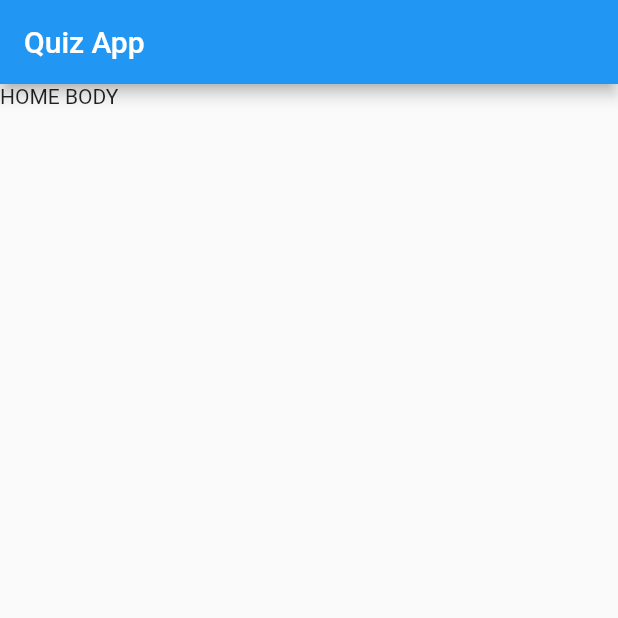
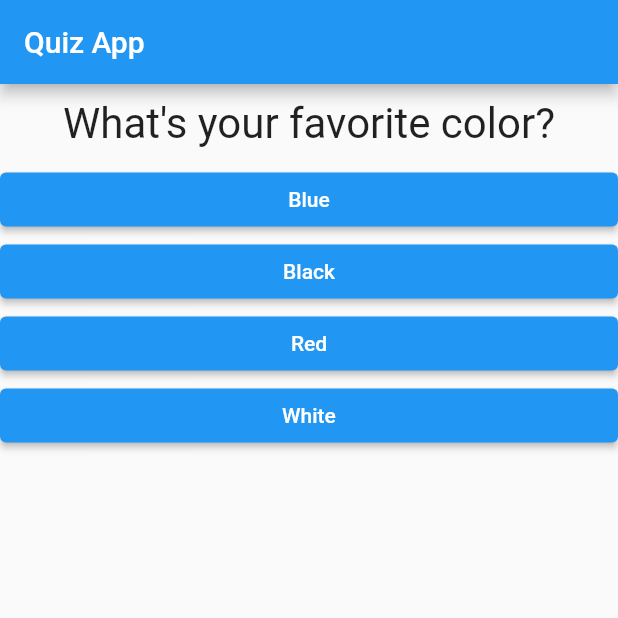
Before and after one commit to PratikJH153/QuizApp, a Flutter app: the screen it shows after launch, on a phone screen of 412 x 824 dp, the top half of it. Run offline on Flutter 3.47's test engine with Material 2 defaults, Android fonts, the phone set to English and light mode, and no system bars.

Commit message:
Updated and added new files

```diff
--- /dev/null
+++ b/lib/answer.dart
@@ -0,0 +1,23 @@
+import 'package:flutter/material.dart';
+
+class Answer extends StatelessWidget {
+  final String answerText;
+  final VoidCallback selectHandler;
+  const Answer({
+    required this.selectHandler,
+    required this.answerText,
+    Key? key,
+  }) : super(key: key);
+
+  @override
+  Widget build(BuildContext context) {
+    return ElevatedButton(
+      style: ElevatedButton.styleFrom(
+        primary: Colors.blue,
+        onPrimary: Colors.white,
+      ),
+      child: Text(answerText),
+      onPressed: selectHandler,
+    );
+  }
+}
--- a/lib/main.dart
+++ b/lib/main.dart
@@ -1,4 +1,6 @@
 import 'package:flutter/material.dart';
+import './answer.dart';
+import './question.dart';
 
 void main() => runApp(const MyApp());
 
@@ -15,8 +17,38 @@ class MyApp extends StatelessWidget {
   }
 }
 
-class HomePage extends StatelessWidget {
+class HomePage extends StatefulWidget {
   const HomePage({Key? key}) : super(key: key);
+
+  @override
+  State<HomePage> createState() => _HomePageState();
+}
+
+class _HomePageState extends State<HomePage> {
+  int _questionIndex = 0;
+
+  final List<Map<String, dynamic>> _questions = const [
+    {
+      "questionText": "What's your favorite color?",
+      "answers": ["Blue", "Black", "Red", "White"],
+    },
+    {
+      "questionText": "What's your favorite animal?",
+      "answers": ["Rabbit", "Lion", "Snake", "Tiger"],
+    },
+    {
+      "questionText": "What's your favorite game?",
+      "answers": ["DMC", "Spiderman", "Witcher", "GTA"],
+    },
+  ];
+
+  void _answerQuestion() {
+    if (_questionIndex < _questions.length) {
+      setState(() {
+        _questionIndex += 1;
+      });
+    }
+  }
 
   @override
   Widget build(BuildContext context) {
@@ -24,7 +56,21 @@ class HomePage extends StatelessWidget {
       appBar: AppBar(
         title: const Text("Quiz App"),
       ),
-      body: const Text("HOME BODY"),
+      body: Column(
+        crossAxisAlignment: CrossAxisAlignment.stretch,
+        children: [
+          Question(
+            _questions[_questionIndex]["questionText"],
+          ),
+          ...(_questions[_questionIndex]["answers"] as List<String>)
+              .map((answer) {
+            return Answer(
+              selectHandler: _answerQuestion,
+              answerText: answer,
+            );
+          }).toList()
+        ],
+      ),
     );
   }
 }
--- /dev/null
+++ b/lib/question.dart
@@ -0,0 +1,21 @@
+import 'package:flutter/material.dart';
+
+class Question extends StatelessWidget {
+  final String questionText;
+
+  const Question(this.questionText, {Key? key}) : super(key: key);
+
+  @override
+  Widget build(BuildContext context) {
+    return Container(
+      margin: const EdgeInsets.all(10),
+      child: Text(
+        questionText,
+        textAlign: TextAlign.center,
+        style: const TextStyle(
+          fontSize: 28,
+        ),
+      ),
+    );
+  }
+}
```
